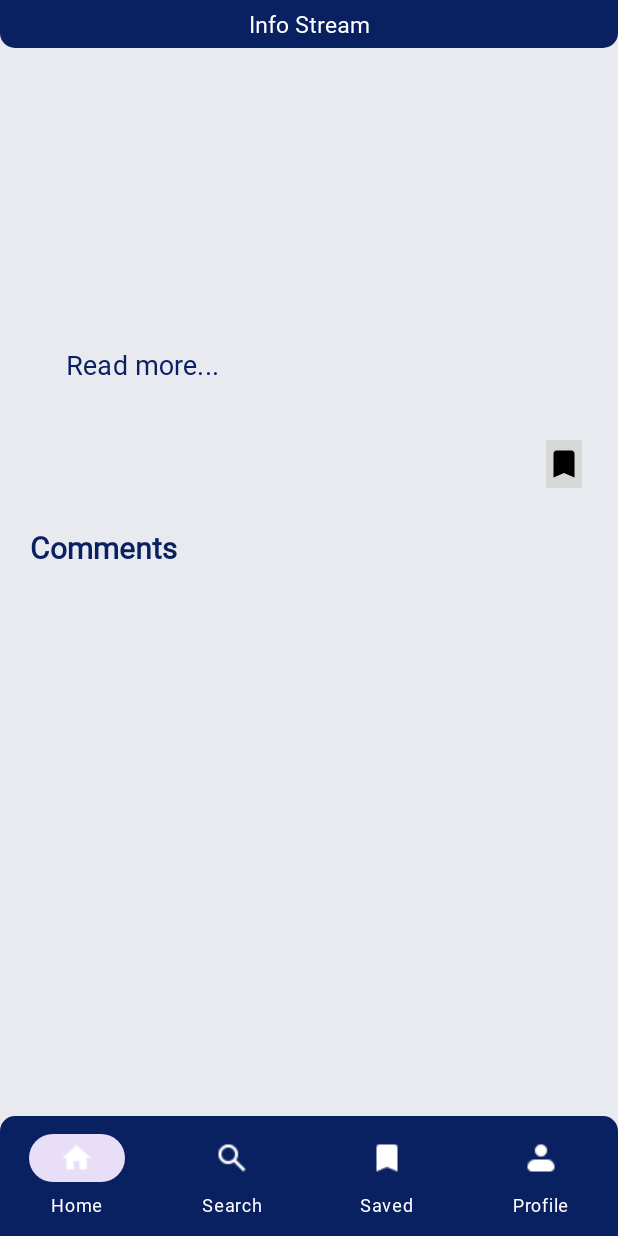
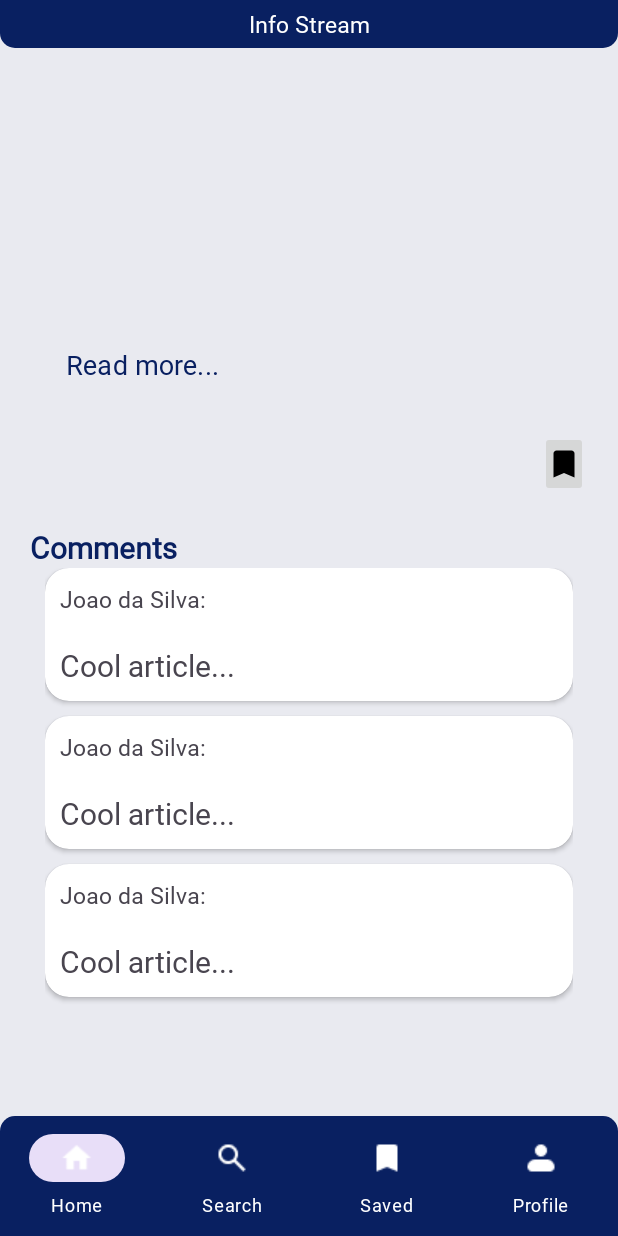
Before and after one commit to Android-Final-Project/android_news_app, an Android app: the layout activity_article.xml on its own in the app's theme, with its tools: preview values and no code run, on a phone screen of 412 x 824 dp. Run offline under Robolectric (Android 15) with nearby library versions, the phone set to English and light mode, and no system bars.

Commit message:
Create Comments

```diff
--- a/MyApplication/app/src/main/res/layout/activity_article.xml
+++ b/MyApplication/app/src/main/res/layout/activity_article.xml
@@ -1,6 +1,7 @@
 <?xml version="1.0" encoding="utf-8"?>
 <RelativeLayout xmlns:android="http://schemas.android.com/apk/res/android"
     xmlns:app="http://schemas.android.com/apk/res-auto"
+    xmlns:tools="http://schemas.android.com/tools"
     android:layout_width="match_parent"
     android:layout_height="match_parent"
     android:orientation="vertical"
@@ -18,8 +19,15 @@
         android:paddingTop="5dp"
         android:paddingBottom="5dp"/>
 
+    <androidx.core.widget.NestedScrollView
+        android:layout_width="match_parent"
+        android:layout_height="wrap_content"
+        >
+
+
+
         <LinearLayout
-        android:layout_width="wrap_content"
+            android:layout_width="match_parent"
             android:layout_height="wrap_content"
             android:layout_marginTop="50dp"
             android:layout_marginLeft="20dp"
@@ -96,7 +104,34 @@
                 android:textAppearance="@font/inter"
                 android:layout_marginTop="20dp" />
 
+            <ListView
+                android:id="@+id/atr_comment_list_view"
+                android:layout_width="match_parent"
+                android:layout_height="350dp"
+                android:layout_gravity="center"
+                android:layout_marginHorizontal="10dp"
+                android:divider="@android:color/transparent"
+                android:dividerHeight="10.0sp"
+                tools:listitem="@layout/comments_list_item"
+                />
+
+
+            <EditText
+                android:id="@+id/editTextComment"
+                android:hint="Leave a comment"
+                android:layout_width="match_parent"
+                android:layout_height="60dp"/>
+
+            <Button
+                android:id="@+id/btnSubmitComment"
+                android:layout_width="match_parent"
+                android:layout_height="wrap_content"
+                android:layout_marginBottom="100dp"
+                android:text="Submit" />
+
         </LinearLayout>
+
+    </androidx.core.widget.NestedScrollView>
 
     <com.google.android.material.bottomnavigation.BottomNavigationView
         android:id="@+id/bottom_navigation"
--- /dev/null
+++ b/MyApplication/app/src/main/res/layout/comments_list_item.xml
@@ -0,0 +1,33 @@
+<?xml version="1.0" encoding="utf-8"?>
+<androidx.cardview.widget.CardView xmlns:android="http://schemas.android.com/apk/res/android"
+    android:layout_width="match_parent"
+    android:layout_height="wrap_content"
+    xmlns:app="http://schemas.android.com/apk/res-auto"
+    android:layout_margin="12dp"
+    android:elevation="4dp"
+    app:cardCornerRadius="16dp">
+
+    <LinearLayout
+        android:layout_width="match_parent"
+        android:layout_height="wrap_content"
+        android:orientation="vertical">
+
+        <TextView
+            android:id="@+id/comment_author"
+            android:textSize="15dp"
+            android:layout_margin="10dp"
+            android:layout_width="250dp"
+            android:layout_height="wrap_content"
+            android:text="Joao da Silva:"/>
+
+        <TextView
+            android:id="@+id/comment_text"
+            android:textSize="20dp"
+            android:layout_margin="10dp"
+            android:layout_width="250dp"
+            android:layout_height="wrap_content"
+            android:text="Cool article..."/>
+
+    </LinearLayout>
+
+</androidx.cardview.widget.CardView>
```
Also changed, not shown: MyApplication/app/src/main/java/com/example/myapplication/ArticleActivity.java (+85 -4 lines), MyApplication/app/src/main/java/com/example/myapplication/customadapter/CommentsAdapter.java (added, +67 -0 lines), MyApplication/app/src/main/java/com/example/myapplication/model/Comment.java (added, +56 -0 lines). Lines whose indentation alone changed are shown as unchanged.
